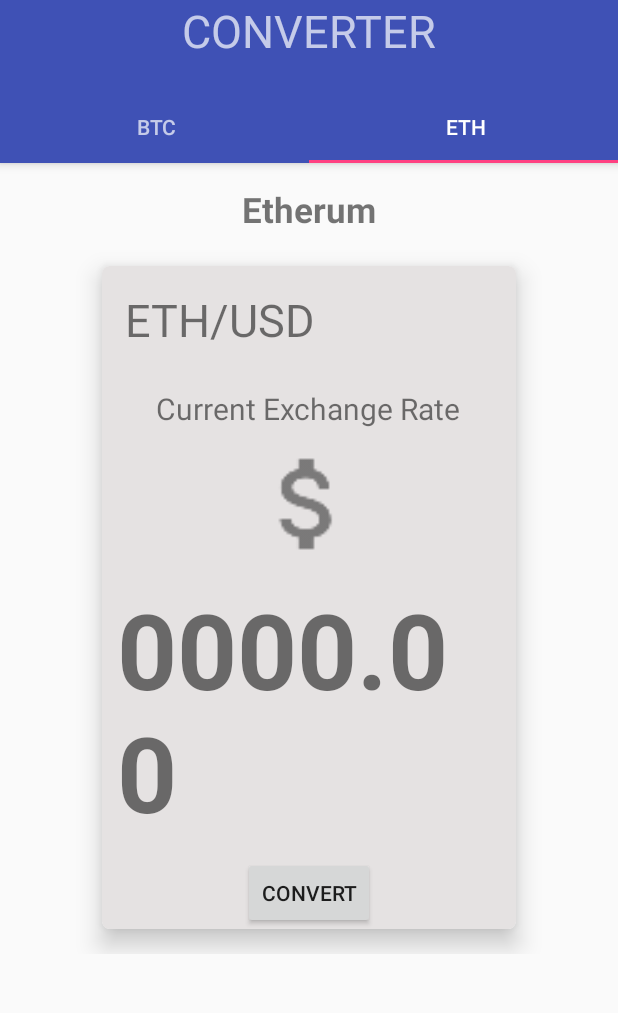
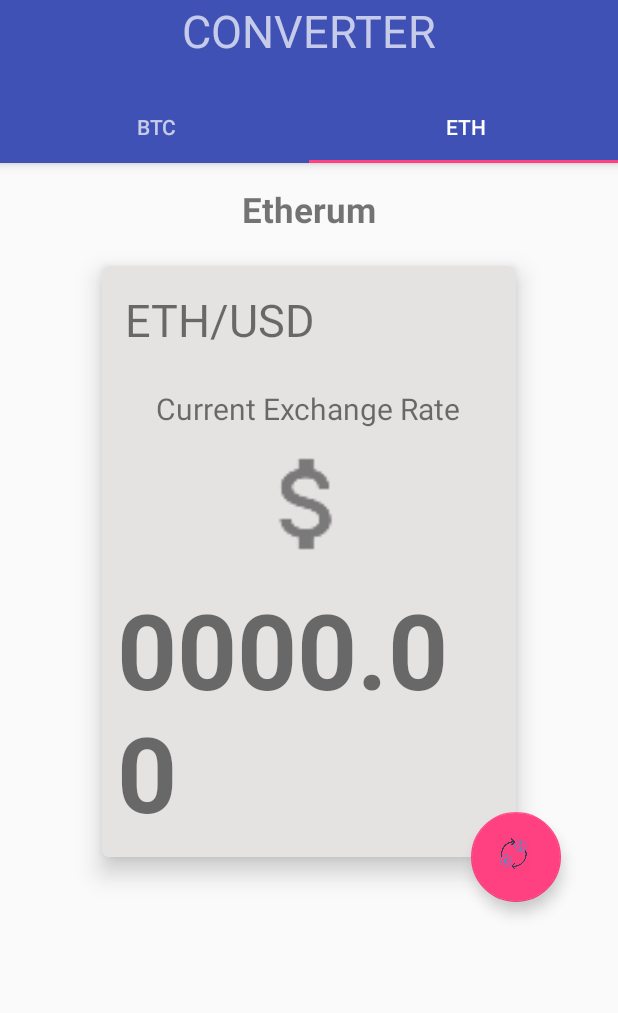
Before and after one commit to Yosiwealth/Crypto-X, an Android app: the screen it shows after launch (MainActivity), tab 2 chosen, on a phone screen of 412 x 824 dp, the part 103-1116 px from its top. Run offline under Robolectric (Android 15) with nearby library versions, the light colour scheme and no system bars; our stand-ins replace Volley; libraries missing offline, so code that uses them is left out: com.squareup.otto; network calls fail; 4 statements that could not run were skipped.

Commit message:
removed some features

```diff
--- a/app/src/main/res/layout/eth_tab.xml
+++ b/app/src/main/res/layout/eth_tab.xml
@@ -1,21 +1,19 @@
 <?xml version="1.0" encoding="utf-8"?>
-<android.support.v4.widget.SwipeRefreshLayout xmlns:android="http://schemas.android.com/apk/res/android"
+<android.support.design.widget.CoordinatorLayout
+    xmlns:android="http://schemas.android.com/apk/res/android"
     xmlns:app="http://schemas.android.com/apk/res-auto"
     xmlns:tools="http://schemas.android.com/tools"
-    android:id="@+id/swipe_refresh"
-    android:layout_width="wrap_content"
-    android:layout_height="wrap_content">
-
-    <ScrollView
-        android:layout_width="wrap_content"
-        android:layout_height="wrap_content">
+    android:id="@+id/main_content"
+    android:layout_width="match_parent"
+    android:layout_height="match_parent"
+    android:fitsSystemWindows="true"
+    tools:context="com.yosiwealth.crypto_x.MainActivity">
 
 
     <LinearLayout
         android:layout_width="match_parent"
         android:layout_height="match_parent"
-            android:orientation="vertical"
-            tools:context="com.yosiwealth.crypto_x.MainActivity$PlaceholderFragment">
+        android:orientation="vertical">
 
         <TextView
             android:layout_width="wrap_content"
@@ -39,6 +37,7 @@
             <LinearLayout
                 android:layout_width="match_parent"
                 android:layout_height="wrap_content"
+                android:id="@+id/inner_layout"
                 android:background="#e5e2e2"
                 android:orientation="vertical"
                 android:weightSum="1">
@@ -75,18 +74,22 @@
                     android:textSize="70sp"
                     android:textStyle="bold" />
 
-                    <Button
-                        android:id="@+id/convertETH"
-                        android:layout_width="wrap_content"
-                        android:layout_height="wrap_content"
-                        android:layout_gravity="center"
-                        android:text="Convert" />
-
             </LinearLayout>
 
         </android.support.v7.widget.CardView>
 
     </LinearLayout>
 
-    </ScrollView>
-</android.support.v4.widget.SwipeRefreshLayout>
+    <android.support.design.widget.FloatingActionButton
+        android:id="@+id/convertETH"
+        android:layout_width="60dp"
+        android:layout_height="60dp"
+        android:layout_margin="15dp"
+        android:clickable="true"
+        android:elevation="50dp"
+        android:src="@drawable/conversion"
+        app:layout_anchor="@id/inner_layout"
+        app:layout_anchorGravity="right|end|bottom"
+        app:rippleColor="#e20651" />
+
+</android.support.design.widget.CoordinatorLayout>
```
Lines whose indentation alone changed are shown as unchanged.
